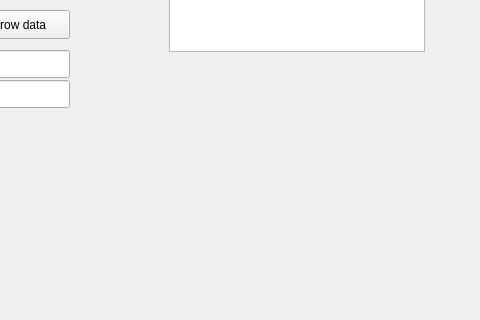
FRANZ2103/SQLITE_DB, file mainwindow.ui: the form before one commit; both pictures show x 211 to 691 and y 280 to 600 of the 800 by 600 pixel window.
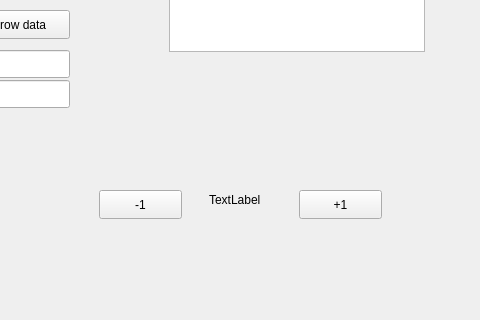
The form after the commit.

Commit message: creted function to insert nuumber value to sqlite then increment then write back

What changed in the file:
```diff
--- a/mainwindow.ui
+++ b/mainwindow.ui
@@ -179,6 +179,45 @@
 at a limitNum </string>
     </property>
    </widget>
+   <widget class="QLabel" name="currentNumber_label">
+    <property name="geometry">
+     <rect>
+      <x>420</x>
+      <y>470</y>
+      <width>63</width>
+      <height>20</height>
+     </rect>
+    </property>
+    <property name="text">
+     <string>TextLabel</string>
+    </property>
+   </widget>
+   <widget class="QPushButton" name="decrementThenInsert">
+    <property name="geometry">
+     <rect>
+      <x>310</x>
+      <y>470</y>
+      <width>83</width>
+      <height>29</height>
+     </rect>
+    </property>
+    <property name="text">
+     <string>-1</string>
+    </property>
+   </widget>
+   <widget class="QPushButton" name="incrementThenInsert">
+    <property name="geometry">
+     <rect>
+      <x>510</x>
+      <y>470</y>
+      <width>83</width>
+      <height>29</height>
+     </rect>
+    </property>
+    <property name="text">
+     <string>+1</string>
+    </property>
+   </widget>
   </widget>
   <widget class="QMenuBar" name="menubar">
    <property name="geometry">
```
The commit also changes 7 other files.
